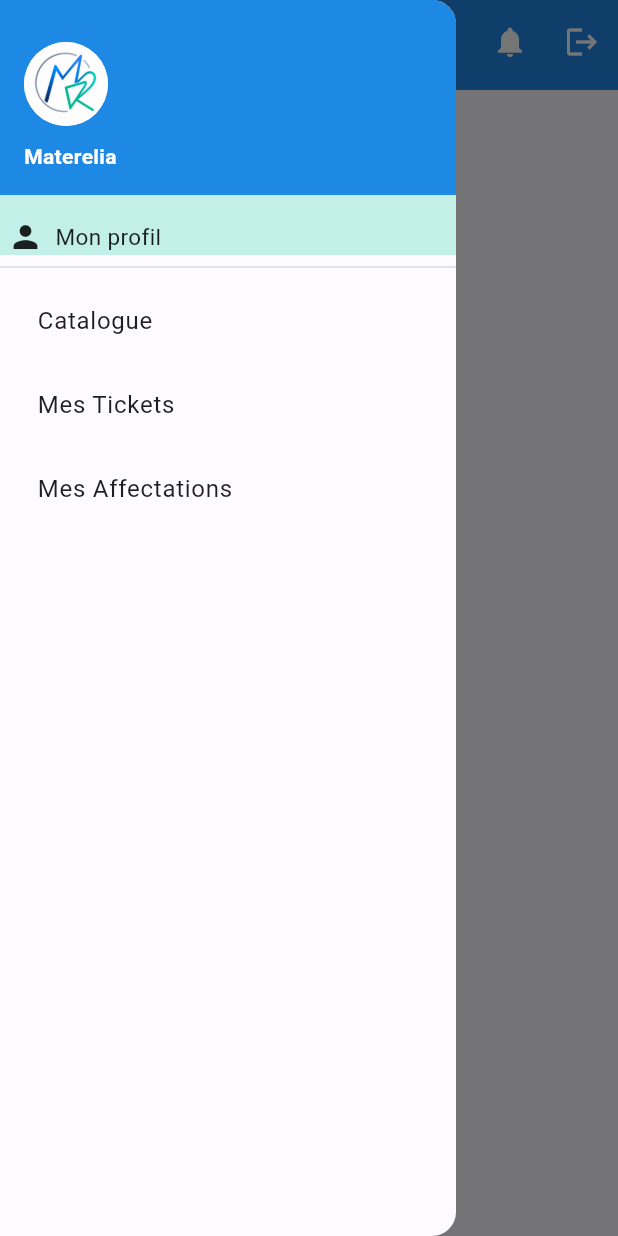
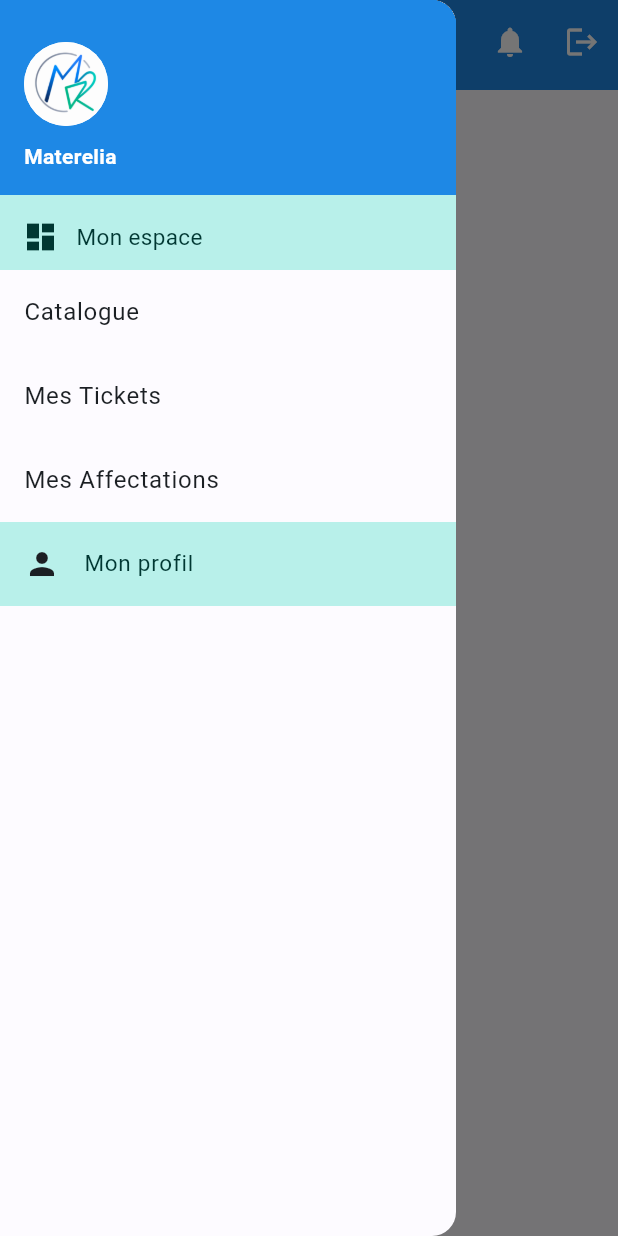
Before and after one commit to AinaTino/Materelia, a Flutter app: the screen it shows once a user with an empty profile is signed in, with the side drawer open, on a phone screen of 412 x 824 dp. Run offline on Flutter 3.47's test engine with Material 3 defaults, Android fonts, the phone set to English and light mode, and no system bars; our stand-ins replace flutter_dotenv, flutter_riverpod, freezed_annotation, go_router, google_fonts, riverpod_annotation and 1 more; accounts and stored records are empty; generated files the repository leaves out were written again.

Commit message:
feat(shell): enhance responsive navigation UI
Improve shell navigation components with enhanced sidebar and topbar layouts for better responsive design.

```diff
--- a/lib/core/shell/app_shell.dart
+++ b/lib/core/shell/app_shell.dart
@@ -33,9 +33,15 @@ class AppShell extends ConsumerWidget {
 
       body: Row(
         children: [
-          if (!isMobile) const SidebarRail(),
+          if (!isMobile) SidebarRail(role: role),
           const VerticalDivider(width: 1),
-          Expanded(child: child),
+
+          Expanded(
+            child: Padding(
+              padding: const EdgeInsets.only(left: 16.0, top: 16.0),
+              child: child,
+            ),
+          ),
         ],
       ),
     );
--- a/lib/core/shell/sidebar_drawer.dart
+++ b/lib/core/shell/sidebar_drawer.dart
@@ -3,6 +3,7 @@ import 'package:go_router/go_router.dart';
 import 'package:google_fonts/google_fonts.dart';
 import 'package:materelia/core/constants/app_constants.dart';
 import 'package:materelia/core/router/app_router.dart';
+import 'package:materelia/core/theme/app_colors.dart';
 
 class SidebarDrawer extends StatelessWidget {
   final String role;
@@ -42,20 +43,20 @@ class SidebarDrawer extends StatelessWidget {
           ),
 
           Container(
-            padding: const EdgeInsets.only(left:5,top: 16),
-            color: Color.fromARGB(151, 153, 231, 214),
+            padding: const EdgeInsets.only(left:15,top: 16,bottom:10),
+            color: AppColors.secondaryContainer,
             child: Row(
               children: [
-                Icon(Icons.person),
-                Text("  Mon profil", style: GoogleFonts.robotoFlex(
-                  fontSize: 15
+                Icon(Icons.dashboard,color: AppColors.onSecondaryContainer,),
+                Text("   Mon espace", style: GoogleFonts.robotoFlex(
+                  fontSize: 15,
+                  color: AppColors.onSecondaryContainer
                 ),)
               ],
             ),),
-          const Divider(),
           for (final s in routeSimple.entries) ...{
             ListTile(
-              title: Text("  ${s.value}"),
+              title: Text(s.value),
               onTap: () {
               context.go(s.key);
                 Navigator.pop(context);
@@ -64,8 +65,18 @@ class SidebarDrawer extends StatelessWidget {
           },
 
           if (role == AppConstants.roleTechnicien || role == AppConstants.roleAdmin)...{
-
-
+            Container(
+              padding: const EdgeInsets.only(left:5,top: 16,bottom:10),
+              color: AppColors.secondaryContainer,
+              child: Row(
+                children: [
+                  Icon(Icons.build,color: AppColors.onSecondaryContainer,),
+                  Text("  Technicien", style: GoogleFonts.robotoFlex(
+                    fontSize: 15,
+                    color: AppColors.onSecondaryContainer
+                  ),)
+                ],
+              ),),
             for (final s in routeTechnicien.entries) ...{
               ListTile(
                 //leading: Icon(Icons.lis),
@@ -79,6 +90,18 @@ class SidebarDrawer extends StatelessWidget {
           },
 
           if (role == AppConstants.roleAdmin)...{
+            Container(
+              padding: const EdgeInsets.only(left:5,top: 16,bottom:10),
+              color: AppColors.secondaryContainer,
+              child: Row(
+                children: [
+                  Icon(Icons.admin_panel_settings,color: AppColors.onSecondaryContainer,),
+                  Text("  Administration", style: GoogleFonts.robotoFlex(
+                    fontSize: 15,
+                    color: AppColors.onSecondaryContainer
+                  ),)
+                ],
+              ),),
             for (final s in routeAdmin.entries) ...{
               ListTile(
                 title: Text(s.value),
@@ -89,6 +112,21 @@ class SidebarDrawer extends StatelessWidget {
               ),
             },
           },
+          Container(
+
+            color: AppColors.secondaryContainer,
+            child:
+            ListTile(
+              leading: Icon(Icons.person),
+              title: Text("Mon profil", style: GoogleFonts.robotoFlex(
+                    fontSize: 15,
+                    color: AppColors.onSecondaryContainer
+                  ),),
+              onTap: () {
+                context.go('/profile');
+                Navigator.pop(context);
+                },
+            )),
         ],
       ),
     );
--- a/lib/core/shell/topbar.dart
+++ b/lib/core/shell/topbar.dart
@@ -1,5 +1,6 @@
 import 'package:flutter/material.dart';
 import 'package:flutter_riverpod/flutter_riverpod.dart';
+import 'package:materelia/core/router/app_router.dart';
 import 'package:materelia/shared/services/supabase_service.dart';
 
 class TopBar extends ConsumerWidget {
@@ -15,7 +16,9 @@ class TopBar extends ConsumerWidget {
       actions: [
         IconButton(
           icon: const Icon(Icons.notifications),
-          onPressed: () {},
+          onPressed: () {
+            rootRouter.push('/notifications');
+          },
         ),
         IconButton(
           icon: const Icon(Icons.logout),
```
Also changed, not shown: lib/core/shell/sidebar_rail.dart (+57 -30 lines).
